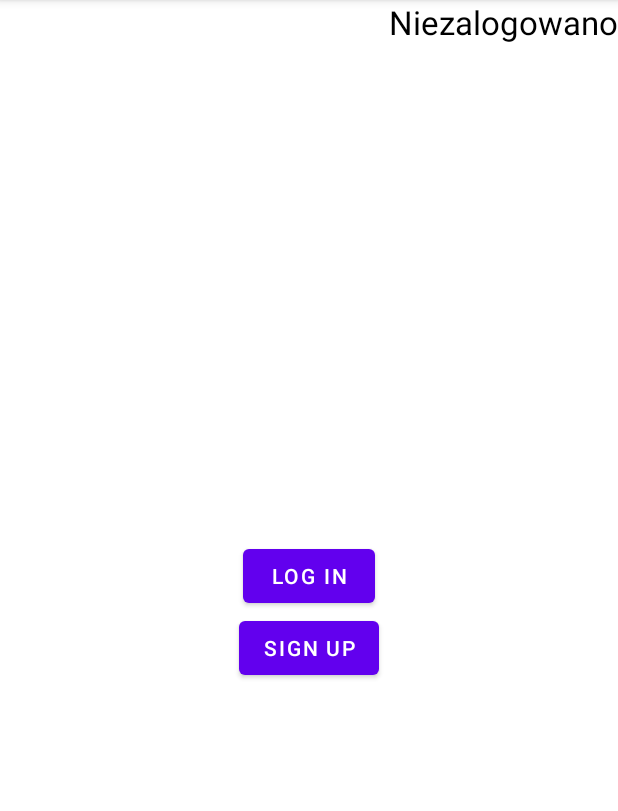
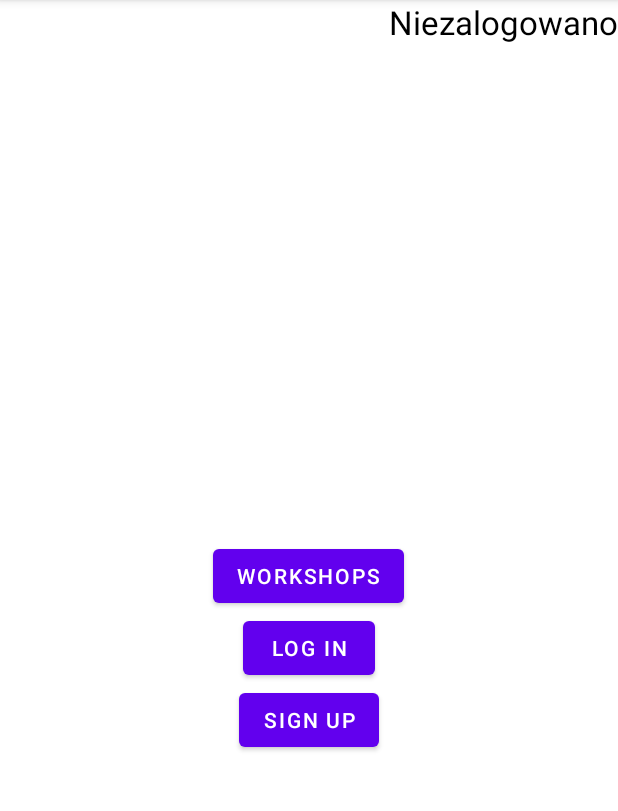
Before and after one commit to ksared/CarFaultDetector, an Android app: the screen it shows after launch (MainActivity), on a phone screen of 412 x 824 dp, the part 84-895 px from its top. Run offline under Robolectric (Android 15) with nearby library versions, the phone set to English and light mode, and no system bars.

Commit message:
Workshop activity, button, global variable for user.

```diff
--- /dev/null
+++ b/app/src/main/java/com/example/carfaultdetector/model/Global.java
@@ -0,0 +1,7 @@
+package com.example.carfaultdetector.model;
+
+public class Global {
+    public static String userName = null;
+    public static String email = null;
+    public static String password = null;
+}
--- a/app/src/main/java/com/example/carfaultdetector/model/User.java
+++ b/app/src/main/java/com/example/carfaultdetector/model/User.java
@@ -1,6 +1,8 @@
 package com.example.carfaultdetector.model;
 
-public class User {
+import android.app.Application;
+
+public class User extends Application {
     public User(String name, String email) {
         this.name = name;
         this.email = email;
--- a/app/src/main/java/com/example/carfaultdetector/view/MainActivity.java
+++ b/app/src/main/java/com/example/carfaultdetector/view/MainActivity.java
@@ -9,6 +9,7 @@
 import android.widget.TextView;
 
 import com.example.carfaultdetector.R;
+import com.example.carfaultdetector.model.Global;
 import com.example.carfaultdetector.model.User;
 
 public class MainActivity extends AppCompatActivity {
@@ -19,6 +20,7 @@
 
     Button loginButton;
     Button signUpButton;
+    Button workShopButton;
     TextView textView;
     User user = new User(null, null);
     @Override
@@ -27,31 +29,8 @@
         setContentView(R.layout.activity_main);
         setLoginButton();
         setSignUpButton();
+        setWorkShopButton();
 
-
-
-
-        //loginViewModel.mu
-/*
-        retrofit = new Retrofit.Builder().baseUrl(BaseURL).addConverterFactory(GsonConverterFactory.create())
-                .build();
-        retrofitInterface = retrofit.create(RetrofitInterface.class);
-
-
-        findViewById(R.id.login).setOnClickListener(new View.OnClickListener() {
-            @Override
-            public void onClick(View view) {
-                handleLoginDialog();
-            }
-        });
-
-        findViewById(R.id.signup).setOnClickListener(new View.OnClickListener() {
-            @Override
-            public void onClick(View view) {
-                handleSignupDialog();
-            }
-        });
-*/
     }
 
     @Override
@@ -59,21 +38,38 @@
         super.onStart();
         Intent iin= getIntent();
         Bundle b = iin.getExtras();
-        if(b!=null){
+        if(Global.userName == null){
+            textView.setText("Niezalogowano");
+
+        }
+        else{
+            textView.setText("Witaj " + Global.userName);
+        }
+   /*     if(b!=null){
             //System.out.println("Ekstrasy: " + b.get("email"));
             //textView.setText("Witaj " + b.get("name"));
             user.setName(b.get("name").toString());
             user.setEmail(b.get("email").toString());
             System.out.println("User: " + user.getEmail() + " " + user.getName());
-            textView.setText("Witaj " + user.getName());
+            textView.setText("Witaj " + Global.userName);
         }
         else{
             System.out.println("nie ma ekstrasow");
             System.out.println("User: " + user.getEmail() + " " + user.getName());
         }
+*/
 
-        //textView
+    }
 
+    private void setWorkShopButton(){
+        workShopButton = findViewById(R.id.workshop);
+        workShopButton.setOnClickListener(new View.OnClickListener() {
+            @Override
+            public void onClick(View view) {
+                Intent intent = new Intent(MainActivity.this, WorkshopsActivity.class);
+                startActivity(intent);
+            }
+        });
     }
 
     private void setSignUpButton(){
--- a/app/src/main/res/layout/activity_main.xml
+++ b/app/src/main/res/layout/activity_main.xml
@@ -5,12 +5,18 @@
     android:layout_width="match_parent"
     android:layout_height="match_parent"
     tools:context=".view.MainActivity">
-
+    <Button
+        android:id="@+id/workshop"
+        android:layout_width="wrap_content"
+        android:layout_height="wrap_content"
+        android:layout_centerInParent="true"
+        android:text="Workshops" />
     <Button
         android:id="@+id/login"
         android:layout_width="wrap_content"
         android:layout_height="wrap_content"
         android:layout_centerInParent="true"
+        android:layout_below="@+id/workshop"
         android:text="Log in" />
 
     <Button
```
Also changed, not shown: app/src/main/AndroidManifest.xml (+6 -3 lines), app/src/main/java/com/example/carfaultdetector/view/LoginActivity.java (+7 -2 lines), app/src/main/java/com/example/carfaultdetector/view/WorkshopsActivity.java (added, +16 -0 lines), app/src/main/res/layout/activity_workshops.xml (added, +9 -0 lines).
